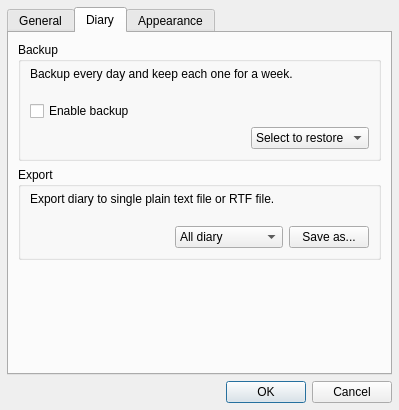
krrr/Hazama, file hazama/ui/configdialog.ui: the form before one commit.
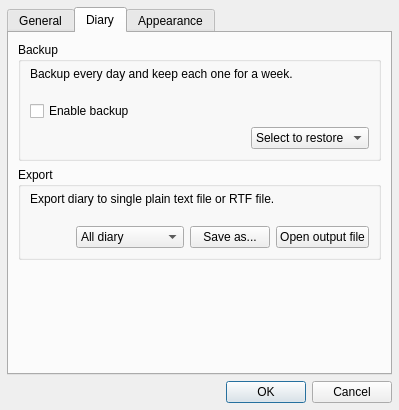
The form after the commit. The open tabs and pages were chosen to show the change. Icons and pictures are not drawn.

Patch:
```diff
--- a/hazama/ui/configdialog.ui
+++ b/hazama/ui/configdialog.ui
@@ -295,6 +295,23 @@
               </property>
              </widget>
             </item>
+            <item>
+             <widget class="QPushButton" name="openOutBtn">
+              <property name="enabled">
+               <bool>true</bool>
+              </property>
+              <property name="text">
+               <string>Open output file</string>
+              </property>
+              <property name="icon">
+               <iconset resource="../../res/res.qrc">
+                <normaloff>:/cfg/check.png</normaloff>:/cfg/check.png</iconset>
+              </property>
+              <property name="flat">
+               <bool>false</bool>
+              </property>
+             </widget>
+            </item>
            </layout>
           </item>
          </layout>
```
Left out of the diff: 4 changed lines with no effect on the pictures.
